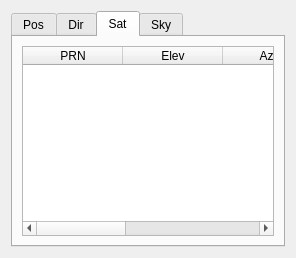
Above: qtpedometer.ui from wolfmanjm/qtpedometer before the change. Below: the same form after it.
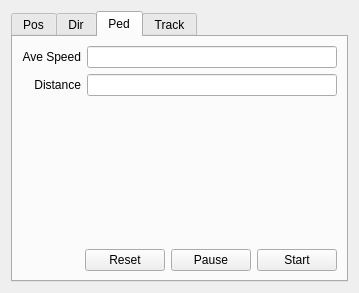
That is the form after the change. The open tabs and pages were chosen to show the change.

Commit message: Clean out all old code

What changed in the file:
```diff
--- a/qtpedometer.ui
+++ b/qtpedometer.ui
@@ -6,8 +6,8 @@
    <rect>
     <x>0</x>
     <y>0</y>
-    <width>296</width>
-    <height>258</height>
+    <width>359</width>
+    <height>293</height>
    </rect>
   </property>
   <layout class="QGridLayout" >
@@ -212,73 +212,95 @@
      </widget>
      <widget class="QWidget" name="tab" >
       <attribute name="title" >
-       <string>Sat</string>
+       <string>Ped</string>
       </attribute>
       <layout class="QGridLayout" >
        <item row="0" column="0" >
-        <widget class="QTableWidget" name="satelliteList" >
-         <property name="verticalScrollBarPolicy" >
-          <enum>Qt::ScrollBarAsNeeded</enum>
+        <layout class="QGridLayout" >
+         <item row="0" column="0" >
+          <widget class="QLabel" name="label_11" >
+           <property name="text" >
+            <string>Ave Speed</string>
+           </property>
+           <property name="alignment" >
+            <set>Qt::AlignRight|Qt::AlignTrailing|Qt::AlignVCenter</set>
+           </property>
+          </widget>
+         </item>
+         <item row="0" column="1" >
+          <widget class="QLineEdit" name="aveSpeed" />
+         </item>
+         <item row="1" column="0" >
+          <widget class="QLabel" name="label_12" >
+           <property name="text" >
+            <string>Distance</string>
+           </property>
+           <property name="alignment" >
+            <set>Qt::AlignRight|Qt::AlignTrailing|Qt::AlignVCenter</set>
+           </property>
+          </widget>
+         </item>
+         <item row="1" column="1" >
+          <widget class="QLineEdit" name="distance" />
+         </item>
+        </layout>
+       </item>
+       <item row="2" column="0" >
+        <layout class="QHBoxLayout" >
+         <item>
+          <spacer>
+           <property name="orientation" >
+            <enum>Qt::Horizontal</enum>
+           </property>
+           <property name="sizeHint" >
+            <size>
+             <width>40</width>
+             <height>20</height>
+            </size>
+           </property>
+          </spacer>
+         </item>
+         <item>
+          <widget class="QPushButton" name="resetButton" >
+           <property name="text" >
+            <string>Reset</string>
+           </property>
+          </widget>
+         </item>
+         <item>
+          <widget class="QPushButton" name="pauseButton" >
+           <property name="text" >
+            <string>Pause</string>
+           </property>
+          </widget>
+         </item>
+         <item>
+          <widget class="QPushButton" name="startButton" >
+           <property name="text" >
+            <string>Start</string>
+           </property>
+          </widget>
+         </item>
+        </layout>
+       </item>
+       <item row="1" column="0" >
+        <spacer>
+         <property name="orientation" >
+          <enum>Qt::Vertical</enum>
          </property>
-         <property name="horizontalScrollBarPolicy" >
-          <enum>Qt::ScrollBarAsNeeded</enum>
+         <property name="sizeHint" >
+          <size>
+           <width>20</width>
+           <height>40</height>
+          </size>
          </property>
-         <property name="autoScroll" >
-          <bool>false</bool>
-         </property>
-         <property name="alternatingRowColors" >
-          <bool>true</bool>
-         </property>
-         <property name="selectionMode" >
-          <enum>QAbstractItemView::NoSelection</enum>
-         </property>
-         <property name="showGrid" >
-          <bool>false</bool>
-         </property>
-         <property name="gridStyle" >
-          <enum>Qt::NoPen</enum>
-         </property>
-         <property name="wordWrap" >
-          <bool>false</bool>
-         </property>
-         <property name="cornerButtonEnabled" >
-          <bool>false</bool>
-         </property>
-         <property name="rowCount" >
-          <number>0</number>
-         </property>
-         <column>
-          <property name="text" >
-           <string>PRN</string>
-          </property>
-         </column>
-         <column>
-          <property name="text" >
-           <string>Elev</string>
-          </property>
-         </column>
-         <column>
-          <property name="text" >
-           <string>Azim</string>
-          </property>
-         </column>
-         <column>
-          <property name="text" >
-           <string>SNR</string>
-          </property>
-         </column>
-         <column>
-          <property name="text" >
-           <string>Used</string>
-          </property>
-         </column>
-        </widget>
+        </spacer>
        </item>
       </layout>
      </widget>
      <widget class="QWidget" name="tab_2" >
       <attribute name="title" >
-       <string>Sky</string>
+       <string>Track</string>
       </attribute>
       <layout class="QGridLayout" >
        <item row="0" column="0" >
```
Left out of the diff: 6 changed lines with no effect on the pictures. The commit also changes 2 other files.
